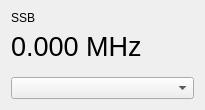
Above: ui/RigWidget.ui from k5mcd/QLog before the change. Below: the same form after it.
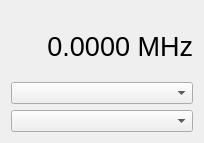
That is the form after the change.

Commit message: Rig: Added Band Combobox; Added Connect/Disconnect event (fixed #20)

What changed in the file:
```diff
--- a/ui/RigWidget.ui
+++ b/ui/RigWidget.ui
@@ -6,8 +6,8 @@
    <rect>
     <x>0</x>
     <y>0</y>
-    <width>205</width>
-    <height>110</height>
+    <width>204</width>
+    <height>143</height>
    </rect>
   </property>
   <property name="windowTitle">
@@ -15,11 +15,47 @@
   </property>
   <layout class="QVBoxLayout" name="verticalLayout">
    <item>
-    <widget class="QLabel" name="modeLabel">
-     <property name="text">
-      <string>SSB</string>
-     </property>
-    </widget>
+    <layout class="QHBoxLayout" name="horizontalLayout_2">
+     <item>
+      <widget class="QLabel" name="modeLabel">
+       <property name="maximumSize">
+        <size>
+         <width>80</width>
+         <height>16777215</height>
+        </size>
+       </property>
+       <property name="text">
+        <string/>
+       </property>
+      </widget>
+     </item>
+     <item>
+      <widget class="QLabel" name="vfoLabel">
+       <property name="maximumSize">
+        <size>
+         <width>60</width>
+         <height>16777215</height>
+        </size>
+       </property>
+       <property name="text">
+        <string/>
+       </property>
+      </widget>
+     </item>
+     <item>
+      <widget class="QLabel" name="pwrLabel">
+       <property name="maximumSize">
+        <size>
+         <width>16777215</width>
+         <height>16777215</height>
+        </size>
+       </property>
+       <property name="text">
+        <string/>
+       </property>
+      </widget>
+     </item>
+    </layout>
    </item>
    <item>
     <widget class="QLabel" name="freqLabel">
@@ -29,10 +65,10 @@
       </font>
      </property>
      <property name="text">
-      <string>0.000 MHz</string>
+      <string>0.0000 MHz</string>
      </property>
      <property name="alignment">
-      <set>Qt::AlignLeading|Qt::AlignLeft|Qt::AlignVCenter</set>
+      <set>Qt::AlignRight|Qt::AlignTrailing|Qt::AlignVCenter</set>
      </property>
     </widget>
    </item>
@@ -52,6 +88,9 @@
    <item>
     <widget class="QComboBox" name="rigProfilCombo"/>
    </item>
+   <item>
+    <widget class="QComboBox" name="bandComboBox"/>
+   </item>
   </layout>
  </widget>
  <resources/>
```
Left out of the diff: 17 changed lines with no effect on the pictures. The commit also changes 4 other files.
